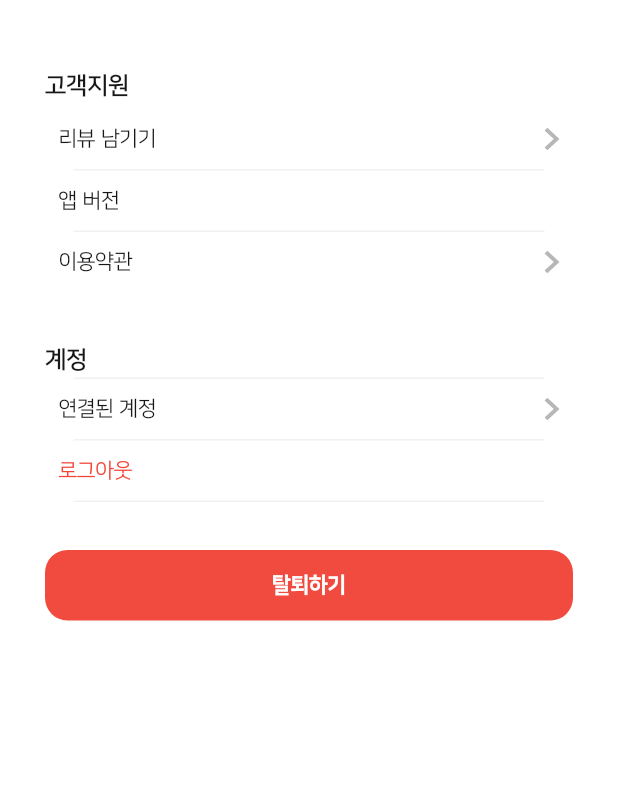
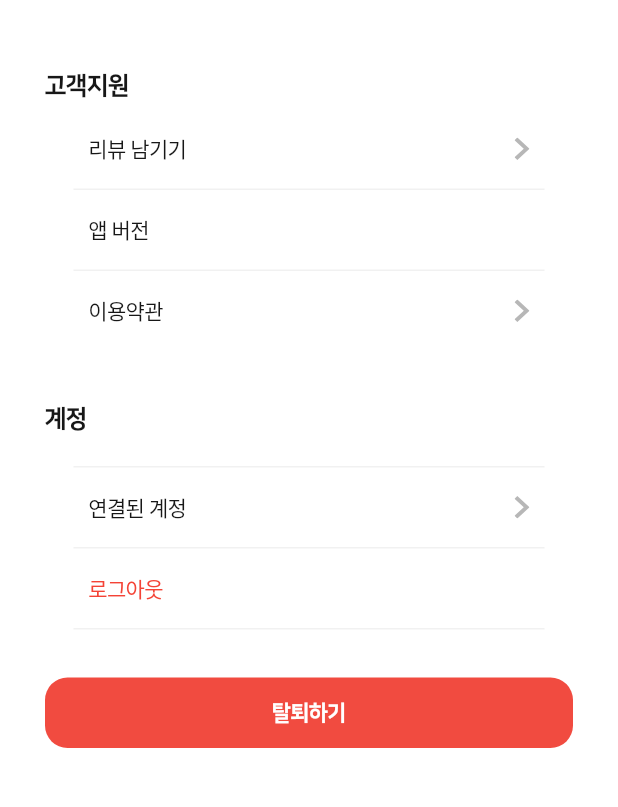
Before and after one commit to celeste0423/ggsb_project, a Flutter app: the SettingPage screen opened directly, on a phone screen of 412 x 824 dp, the part 74-881 px from its top. Run offline on Flutter 3.47's test engine with Material 3 defaults, Android fonts, the phone set to English and light mode, and no system bars; our stand-ins replace cloud_firestore, firebase_auth, firebase_core, flutter_svg, get, google_sign_in and 1 more; missing offline and left inert: animate_icons, cron, flutter_facebook_auth, status_bar_control; accounts and stored records are empty.

Commit message:
마이페이지 설정 디자인 완료

```diff
--- a/lib/src/features/setting/pages/setting_page.dart
+++ b/lib/src/features/setting/pages/setting_page.dart
@@ -7,6 +7,7 @@ import 'package:ggsb_project/src/utils/custom_color.dart';
 import 'package:ggsb_project/src/widgets/svg_icon_button.dart';
 import 'package:ggsb_project/src/widgets/text_regular.dart';
 import 'package:ggsb_project/src/widgets/title_text.dart';
+// import 'package:ggsb-project/src/features/setting/setting_account_page.dart';
 
 class SettingPage extends GetView<SettingPageController> {
   const SettingPage({super.key});
@@ -58,10 +59,12 @@ class SettingPage extends GetView<SettingPageController> {
             ),
             SizedBox(height: 34),
             _titlebox('계정'),
+            SizedBox(height: 20),
             _linebox(),
             _button(
               '연결된 계정',
                   () {
+                // Get.to(Setting_Account_Page());
               },
               true,
               true
@@ -117,8 +120,10 @@ class SettingPage extends GetView<SettingPageController> {
       iconWidget = SizedBox();
     }
 
-    return Padding(
-      padding: const EdgeInsets.symmetric(horizontal: 19, vertical: 10),
+    return CupertinoButton(
+      onPressed: onTap,
+      child: Padding(
+        padding: const EdgeInsets.symmetric(horizontal: 19),
         child: Row(
           children: [
             Expanded(
@@ -139,6 +144,7 @@ class SettingPage extends GetView<SettingPageController> {
               ),
             ),
           ],
+        ),
       ),
     );
   }
@@ -167,7 +173,7 @@ class SettingPage extends GetView<SettingPageController> {
           style: TextStyle(
             color: CustomColors.blackText,
             fontSize: 16,
-            fontWeight: FontWeight.w600
+            fontWeight: FontWeight.w800
           ),
         )
       ],
```
Also changed, not shown: lib/src/features/timer/pages/timer_page.dart (+5 -7 lines), lib/src/features/setting/setting_accout_page/Setting_Account_Page.dart (added). Lines whose indentation alone changed are shown as unchanged.
